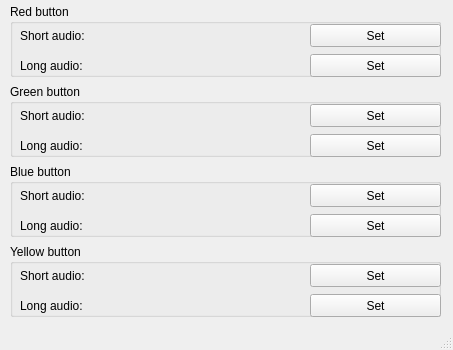
Before: the Qt Designer form QuizBro_barebone/mainwindow.ui in JosvanGoor/QuizBro, drawn with Qt 5; both pictures show x 0 to 453 and y 176 to 526 of the 453 by 526 pixel window.
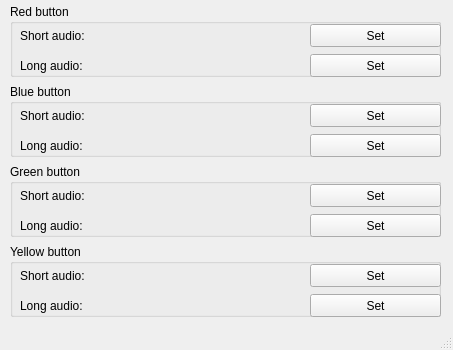
After: the same form once the commit is applied.

Commit message: Fixxed gui button order to be in line with code.

```diff
--- a/QuizBro_barebone/mainwindow.ui
+++ b/QuizBro_barebone/mainwindow.ui
@@ -83,7 +83,7 @@
     <property name="geometry">
      <rect>
       <x>10</x>
-      <y>260</y>
+      <y>340</y>
       <width>431</width>
       <height>73</height>
      </rect>
@@ -213,7 +213,7 @@
     <property name="geometry">
      <rect>
       <x>10</x>
-      <y>340</y>
+      <y>260</y>
       <width>431</width>
       <height>73</height>
      </rect>
```
